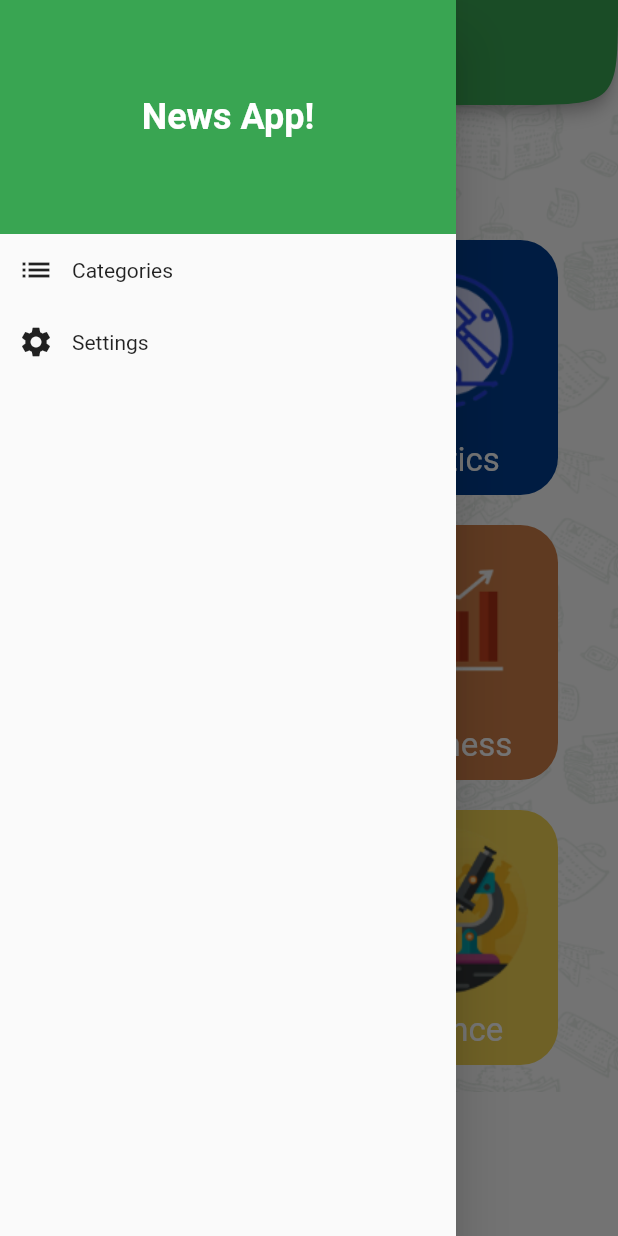
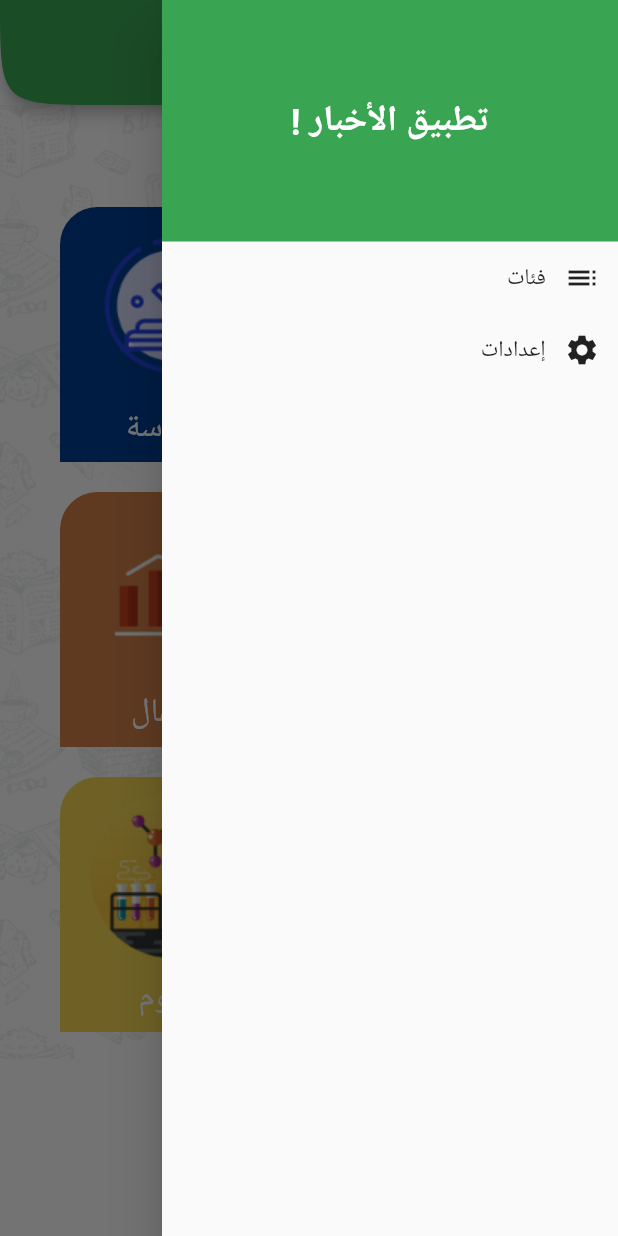
Before and after one commit to hazemt1/News_app, a Flutter app: the screen it shows after launch, with the side drawer open, on a phone screen of 412 x 824 dp. Run offline on Flutter 3.47's test engine with Material 2 defaults, Android fonts, the phone set to English and light mode, and no system bars; our stand-ins replace cached_network_image; generated files the repository leaves out were written again; Roboto replaces fonts that are missing (Exo, Poppins).

Commit message:
Localization

```diff
--- /dev/null
+++ b/l10n.yaml
@@ -0,0 +1,3 @@
+arb-dir: lib/l10n
+template-arb-file: app_en.arb
+output-localization-file: app_localizations.dart
--- a/lib/Home/SideMenu.dart
+++ b/lib/Home/widgets/SideMenu.dart
@@ -1,14 +1,17 @@
 import 'package:flutter/material.dart';
 import 'package:news_app/home/HomeScreen.dart';
 import 'package:news_app/home/Setting.dart';
+import 'package:flutter_gen/gen_l10n/app_localizations.dart';
+
 
 class SideMenu extends StatelessWidget {
-  final List<SideMenuItem> sideMenuList = [
-    SideMenuItem(SideMenuItem.CATEGORIES, 'Categories', Icons.list,HomeScreen.routeName),
-    SideMenuItem(SideMenuItem.SETTINGS, 'Settings', Icons.settings,Setting.routeName),
-  ];
+
   @override
   Widget build(BuildContext context) {
+    List<SideMenuItem> sideMenuList = [
+      SideMenuItem(SideMenuItem.CATEGORIES, AppLocalizations.of(context)!.categories, Icons.list,HomeScreen.routeName),
+      SideMenuItem(SideMenuItem.SETTINGS, AppLocalizations.of(context)!.settings, Icons.settings,Setting.routeName),
+    ];
     return Drawer(
       child: Column(
         children: [
@@ -17,7 +20,7 @@ class SideMenu extends StatelessWidget {
             padding: EdgeInsets.symmetric(vertical: 64),
             child: Center(
               child: Text(
-                'News App!',
+                '${AppLocalizations.of(context)!.title} !',
                 style: TextStyle(
                     color: Colors.white,
                     fontWeight: FontWeight.bold,
--- /dev/null
+++ b/lib/api/AppConfigProvider.dart
@@ -0,0 +1,21 @@
+
+import 'package:flutter/material.dart';
+
+class AppConfigProvider extends ChangeNotifier {
+  String _searchText = '';
+  String currentLocale = "ar";
+
+  void setSearchText(String searchText) {
+    _searchText = searchText;
+    notifyListeners();
+  }
+
+  void changeLanguage(String lang){
+    if(currentLocale == lang)
+      return;
+    currentLocale =lang;
+    notifyListeners();
+  }
+
+  String getSearchText() => _searchText;
+}
--- a/lib/home/HomeScreen.dart
+++ b/lib/home/HomeScreen.dart
@@ -1,6 +1,8 @@
 import 'package:flutter/material.dart';
 import 'package:news_app/home/CategoryScreen.dart';
-import 'package:news_app/home/SideMenu.dart';
+import 'package:news_app/home/widgets/SideMenu.dart';
+import 'package:flutter_gen/gen_l10n/app_localizations.dart';
+
 
 class HomeScreen extends StatelessWidget {
   static const String routeName = 'HomeScreen';
@@ -23,7 +25,7 @@ class HomeScreen extends StatelessWidget {
         toolbarHeight: 70,
         backgroundColor: Theme.of(context).primaryColor,
         title: Text(
-          'News App',
+          AppLocalizations.of(context)!.title,
         ),
         titleTextStyle: TextStyle(
           color: Colors.white,
@@ -55,7 +57,7 @@ class HomeScreen extends StatelessWidget {
                 Padding(
                   padding: const EdgeInsets.all(10.0),
                   child: Text(
-                    'Pick your category\nof interest',
+                    AppLocalizations.of(context)!.homeScreenHeadLine,
                     style: TextStyle(
                       fontSize: 22,
                       fontWeight: FontWeight.bold,
@@ -70,13 +72,15 @@ class HomeScreen extends StatelessWidget {
                     categoryItem(
                         Color.fromRGBO(201, 28, 34, 1.0),
                         'assets/images/sports.png',
-                        'Sports',
+                        'sports',
+                        AppLocalizations.of(context)!.sports,
                         leftCategoryItem,
                         context),
                     categoryItem(
                         Color.fromRGBO(0, 62, 144, 1.0),
                         'assets/images/Politics.png',
-                        'Politics',
+                        'politics',
+                        AppLocalizations.of(context)!.politics,
                         rightCategoryItem,
                         context),
                   ],
@@ -87,13 +91,15 @@ class HomeScreen extends StatelessWidget {
                     categoryItem(
                         Color.fromRGBO(237, 30, 121, 1.0),
                         'assets/images/health.png',
-                        'Health',
+                        'health',
+                        AppLocalizations.of(context)!.health,
                         leftCategoryItem,
                         context),
                     categoryItem(
                         Color.fromRGBO(207, 126, 72, 1.0),
                         'assets/images/bussines.png',
-                        'Business',
+                        'business',
+                        AppLocalizations.of(context)!.business,
                         rightCategoryItem,
                         context),
                   ],
@@ -105,12 +111,14 @@ class HomeScreen extends StatelessWidget {
                         Color.fromRGBO(72, 130, 207, 1.0),
                         'assets/images/environment.png',
                         'Environment',
+                        AppLocalizations.of(context)!.environment,
                         leftCategoryItem,
                         context),
                     categoryItem(
                         Color.fromRGBO(242, 211, 82, 1.0),
                         'assets/images/science.png',
-                        'Science',
+                        'science',
+                        AppLocalizations.of(context)!.science,
                         rightCategoryItem,
                         context),
                   ],
@@ -123,14 +131,13 @@ class HomeScreen extends StatelessWidget {
     );
   }
 
-  Widget categoryItem(Color color, String image, String category,
+  Widget categoryItem(Color color, String image, String category, String title,
       BorderRadius borderRadius, BuildContext context) {
     return InkWell(
       onTap: () {
-        String title = category;
-        if (category == 'Politics')
+        if (category == 'politics' ||
+            category == 'Environment')
           category = 'general';
-        else if (category == 'Environment') category = 'general';
         Navigator.of(context).pushNamed(
           CategoryScreen.routeName,
           arguments: CategoryScreenArguments(category.toLowerCase(), title),
@@ -152,7 +159,7 @@ class HomeScreen extends StatelessWidget {
               height: 114,
             ),
             Text(
-              category,
+              title,
               style: TextStyle(
                 color: Colors.white,
                 fontSize: 22,
--- /dev/null
+++ b/lib/l10n/app_ar.arb
@@ -0,0 +1,13 @@
+{
+  "title" : "تطبيق الأخبار",
+  "categories" : "فئات",
+  "settings" : "إعدادات",
+  "homeScreenHeadLine" : "اختر فئة اهتمامك",
+  "sports" : "الرياضة",
+  "politics" : "السياسة",
+  "health" : "الصحة",
+  "business" : "الأعمال",
+  "environment" : "البيئة",
+  "science" : "العلوم",
+  "language" : "اللغة"
+}
--- a/lib/main.dart
+++ b/lib/main.dart
@@ -1,8 +1,11 @@
 import 'package:flutter/material.dart';
+import 'package:flutter_localizations/flutter_localizations.dart';
 import 'package:news_app/RouteGenerator.dart';
-import 'package:news_app/home/CategoryScreen.dart';
+import 'package:news_app/api/AppConfigProvider.dart';
 import 'package:news_app/home/HomeScreen.dart';
 import 'package:provider/provider.dart';
+import 'package:flutter_gen/gen_l10n/app_localizations.dart';
+
 
 void main() {
   WidgetsFlutterBinding.ensureInitialized();
@@ -14,12 +17,22 @@ class MyApp extends StatelessWidget {
   @override
   Widget build(BuildContext context) {
     return ChangeNotifierProvider(
-      create: (context) => SearchText(),
+      create: (context) => AppConfigProvider(),
       builder: (context, widget) {
+        final provider =Provider.of<AppConfigProvider>(context);
         return MaterialApp(
+          debugShowCheckedModeBanner: false,
+          localizationsDelegates: [
+            AppLocalizations.delegate,
+            GlobalMaterialLocalizations.delegate,
+            GlobalWidgetsLocalizations.delegate,
+            GlobalCupertinoLocalizations.delegate,
+          ],
           theme: ThemeData(
             primaryColor: Color.fromRGBO(57, 165, 82, 1.0),
           ),
+          supportedLocales: AppLocalizations.supportedLocales,
+          locale: Locale.fromSubtags(languageCode: provider.currentLocale),
           onGenerateRoute: RouteGenerator.generateRoute,
           initialRoute: HomeScreen.routeName,
         );
--- a/pubspec.yaml
+++ b/pubspec.yaml
@@ -32,6 +32,10 @@ dependencies:
   cached_network_image: ^3.1.0
   provider: ^6.0.0
 
+  flutter_localizations:
+    sdk: flutter
+  intl: ^0.17.0
+
 
 flutter_native_splash:
   background_image: "assets/images/splash.png"
@@ -53,7 +57,7 @@ dev_dependencies:
 
 # The following section is specific to Flutter.
 flutter:
-
+  generate: true
   # The following line ensures that the Material Icons font is
   # included with your application, so that you can use the icons in
   # the material Icons class.
```
Also changed, not shown: lib/Home/Setting.dart (+12 -3 lines), lib/api/ApiManger.dart (+24 -16 lines), lib/home/CategoryScreen.dart (+10 -19 lines), lib/home/widgets/NewsFragment.dart (+5 -6 lines), lib/l10n/app_en.arb (added, +13 -0 lines), pubspec.lock.
